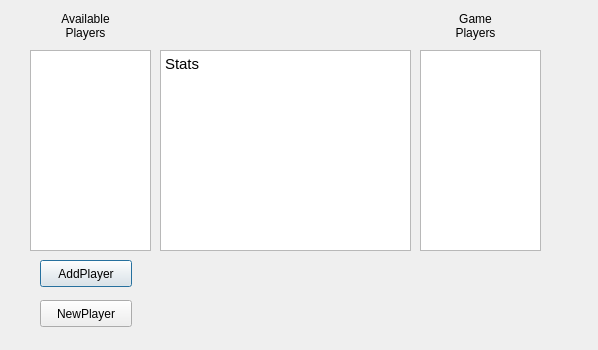
This is form.ui in nathangibson14/dataDarts2 as Qt 5 draws it before an edit. The edited form follows.
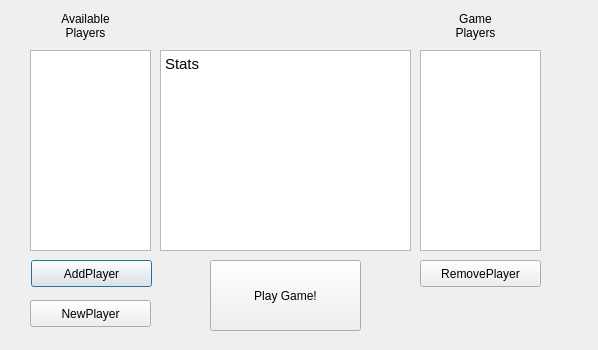
This is the edited form.

The edit to the form file:
```diff
--- a/form.ui
+++ b/form.ui
@@ -16,9 +16,9 @@
   <widget class="QPushButton" name="pushButton">
    <property name="geometry">
     <rect>
-     <x>40</x>
+     <x>31</x>
      <y>260</y>
-     <width>92</width>
+     <width>121</width>
      <height>27</height>
     </rect>
    </property>
@@ -49,9 +49,9 @@
   <widget class="QPushButton" name="newPlayer">
    <property name="geometry">
     <rect>
-     <x>40</x>
+     <x>30</x>
      <y>300</y>
-     <width>92</width>
+     <width>121</width>
      <height>27</height>
     </rect>
    </property>
@@ -114,6 +114,32 @@
 &lt;p style=&quot; margin-top:0px; margin-bottom:0px; margin-left:0px; margin-right:0px; -qt-block-indent:0; text-indent:0px;&quot;&gt;Stats&lt;/p&gt;&lt;/body&gt;&lt;/html&gt;</string>
    </property>
   </widget>
+  <widget class="QPushButton" name="removePlayer">
+   <property name="geometry">
+    <rect>
+     <x>420</x>
+     <y>260</y>
+     <width>121</width>
+     <height>27</height>
+    </rect>
+   </property>
+   <property name="text">
+    <string>RemovePlayer</string>
+   </property>
+  </widget>
+  <widget class="QPushButton" name="playGame">
+   <property name="geometry">
+    <rect>
+     <x>210</x>
+     <y>260</y>
+     <width>151</width>
+     <height>71</height>
+    </rect>
+   </property>
+   <property name="text">
+    <string>Play Game!</string>
+   </property>
+  </widget>
  </widget>
  <resources/>
  <connections/>
```
